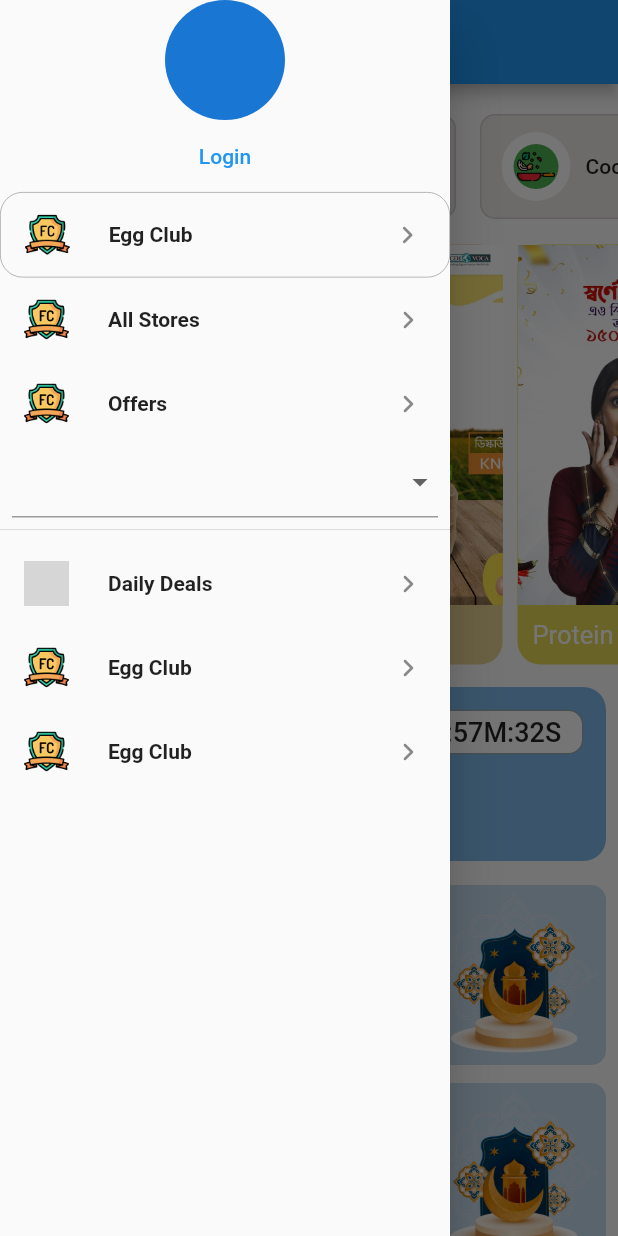
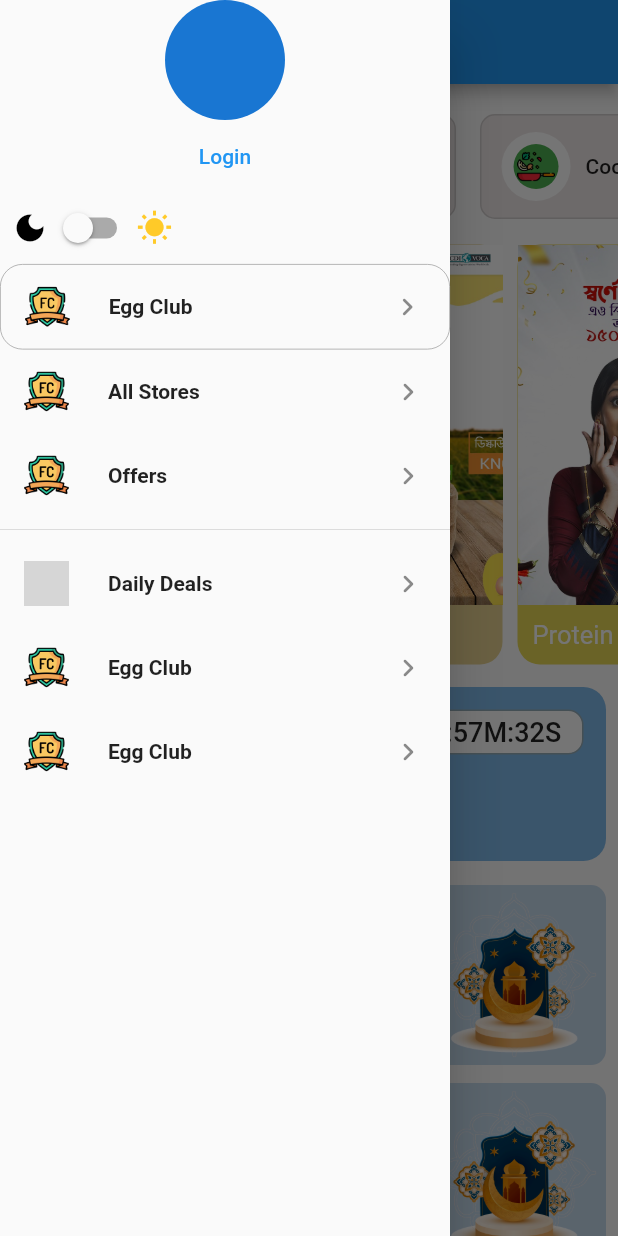
Before and after one commit to samiraTR/chalDaalClone, a Flutter app: the screen it shows after launch, with the side drawer open, on a phone screen of 412 x 824 dp. Run offline on Flutter 3.47's test engine with Material 2 defaults, Android fonts, the phone set to English and light mode, and no system bars; our stand-ins replace bloc, equatable, flutter_bloc; grey boxes are pictures that could not be loaded.

Commit message:
switch instead of dropdown foor theme

```diff
--- a/lib/ui/all_categories.dart
+++ b/lib/ui/all_categories.dart
@@ -46,7 +46,7 @@ class _AllCategoriesScreenState extends State<AllCategoriesScreen> {
                 },
               ),
             ),
-            SizedBox(
+            const SizedBox(
               height: 40,
             )
           ],
--- a/lib/ui/home_page.dart
+++ b/lib/ui/home_page.dart
@@ -1,4 +1,3 @@
-// ignore_for_file: public_member_api_docs, sort_constructors_first
 import 'package:flutter/material.dart';
 import 'package:flutter_bloc/flutter_bloc.dart';
 
@@ -19,6 +18,7 @@ class HomePage extends StatefulWidget {
 
 class _HomePageState extends State<HomePage> {
   List theme = ["System", "Light", "Dark"];
+  bool newValue = false;
   List categories = [
     {"name": "Ramadan", "image": "aasets/images/ramadan2.png"},
     {"name": "Ramadan", "image": "aasets/images/ramadan2.png"},
@@ -66,6 +66,7 @@ class _HomePageState extends State<HomePage> {
           )
         ],
       )),
+      //===============================================================Drawer==========================
       drawer: Drawer(
         width: 300,
         child: ListView(
@@ -77,6 +78,37 @@ class _HomePageState extends State<HomePage> {
             TextButton(
               onPressed: () {},
               child: const Text("Login"),
+            ),
+            Padding(
+              padding: const EdgeInsets.fromLTRB(8, 0, 8, 0),
+              child: Row(
+                children: [
+                  const Icon(
+                    Icons.dark_mode,
+                    color: Colors.black,
+                  ),
+                  Switch(
+                      value: newValue,
+                      activeColor: Colors.amber,
+                      onChanged: (bool value) {
+                        setState(() {
+                          newValue = value;
+
+                          if (newValue) {
+                            BlocProvider.of<ThemeBloc>(context)
+                                .add(const ThemeChanged(theme: AppTheme.light));
+                          } else {
+                            BlocProvider.of<ThemeBloc>(context)
+                                .add(const ThemeChanged(theme: AppTheme.dark));
+                          }
+                        });
+                      }),
+                  Icon(
+                    Icons.wb_sunny,
+                    color: Colors.amber[400],
+                  ),
+                ],
+              ),
             ),
             Container(
               decoration: BoxDecoration(
@@ -105,27 +137,28 @@ class _HomePageState extends State<HomePage> {
               image: "assets/icons/football-club.png",
               tileName: "Offers",
             ),
-            Padding(
-              padding: const EdgeInsets.fromLTRB(8, 0, 8, 0),
-              child: DropdownButtonFormField(
-                  isExpanded: true,
-                  items: theme
-                      .map<DropdownMenuItem<String>>(
-                          (e) => DropdownMenuItem(value: e, child: Text(e)))
-                      .toList(),
-                  onChanged: (String? value) {
-                    if (value == "System") {
-                      BlocProvider.of<ThemeBloc>(context)
-                          .add(const ThemeChanged(theme: AppTheme.system));
-                    } else if (value == "Light") {
-                      BlocProvider.of<ThemeBloc>(context)
-                          .add(const ThemeChanged(theme: AppTheme.light));
-                    } else {
-                      BlocProvider.of<ThemeBloc>(context)
-                          .add(const ThemeChanged(theme: AppTheme.dark));
-                    }
-                  }),
-            ),
+            // Padding(
+            //   padding: const EdgeInsets.fromLTRB(8, 0, 8, 0),
+            //   child: DropdownButtonFormField(
+            //       isExpanded: true,
+            //       items: theme
+            //           .map<DropdownMenuItem<String>>(
+            //               (e) => DropdownMenuItem(value: e, child: Text(e)))
+            //           .toList(),
+            //       onChanged: (String? value) {
+            //         if (value == "System") {
+            //           BlocProvider.of<ThemeBloc>(context)
+            //               .add(const ThemeChanged(theme: AppTheme.system));
+            //         } else if (value == "Light") {
+            //           BlocProvider.of<ThemeBloc>(context)
+            //               .add(const ThemeChanged(theme: AppTheme.light));
+            //         } else {
+            //           BlocProvider.of<ThemeBloc>(context)
+            //               .add(const ThemeChanged(theme: AppTheme.dark));
+            //         }
+            //       }),
+            // ),
+
             const Divider(),
             ListTileWidget(
               icon: Icons.keyboard_arrow_right_rounded,
@@ -145,6 +178,8 @@ class _HomePageState extends State<HomePage> {
           ],
         ),
       ),
+      // ==============================================BODY=========================
+
       body: SafeArea(
         child: SingleChildScrollView(
           child: Column(
```
